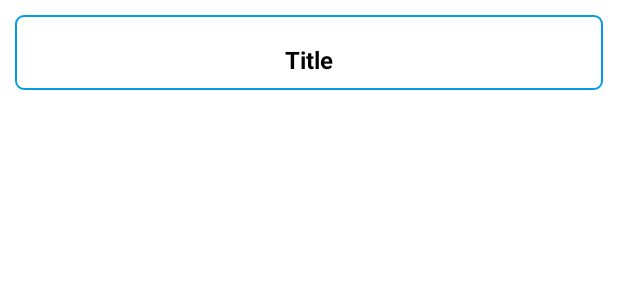
After one commit to annaty/kotlin-project, an Android app: the layout layout_category_cell.xml on its own in the app's theme, with its tools: preview values and no code run, on a phone screen of 412 x 824 dp. The commit adds this screen. Shown: the top 300 px of the screen. Run offline under Robolectric (Android 15) with nearby library versions, the light colour scheme and no system bars.

Commit message:
added category list + ws call

```diff
--- a/app/build.gradle
+++ b/app/build.gradle
@@ -41,4 +41,5 @@ dependencies {
     testImplementation 'junit:junit:4.13.2'
     androidTestImplementation 'androidx.test.ext:junit:1.1.5'
     androidTestImplementation 'androidx.test.espresso:espresso-core:3.5.1'
+    implementation "com.squareup.okhttp3:okhttp:4.9.0"
 }
--- a/app/src/main/java/com/example/annakotlin/MainActivity.kt
+++ b/app/src/main/java/com/example/annakotlin/MainActivity.kt
@@ -19,7 +19,13 @@ class MainActivity : BaseActivity() {
         buttonInfo.setOnClickListener(View.OnClickListener {
             val newIntent = Intent(application, InfoActivity::class.java)
             newIntent.putExtra("title", getString(R.string.info))
+            startActivity(newIntent)
+        })
 
+        val buttonProducts = findViewById<Button>(R.id.buttonProducts)
+        buttonProducts.setOnClickListener(View.OnClickListener {
+            val newIntent = Intent(application, ProductsActivity::class.java)
+            newIntent.putExtra("title", getString(R.string.categories))
             startActivity(newIntent)
         })
     }
--- /dev/null
+++ b/app/src/main/res/drawable/border.xml
@@ -0,0 +1,6 @@
+<?xml version="1.0" encoding="utf-8"?>
+<shape xmlns:android="http://schemas.android.com/apk/res/android"
+android:shape="rectangle">
+<stroke android:color="@color/light_blue_600" android:width="1dp"/>
+<corners android:radius="5dp" />
+</shape>
--- /dev/null
+++ b/app/src/main/res/layout/layout_category_cell.xml
@@ -0,0 +1,14 @@
+<?xml version="1.0" encoding="utf-8"?>
+<LinearLayout xmlns:android="http://schemas.android.com/apk/res/android"
+    android:layout_width="match_parent"
+    android:layout_height="50dp"
+    android:background="@drawable/border"
+    android:layout_margin="10dp">
+
+    <TextView
+        android:id="@+id/textViewTitle"
+        style="@style/CategoryCellText"
+        android:layout_width="match_parent"
+        android:text="Title" />
+
+</LinearLayout>
--- a/app/src/main/res/values/strings.xml
+++ b/app/src/main/res/values/strings.xml
@@ -1,5 +1,6 @@
 <resources>
-    <string name="app_name">Epsi</string>
+    <string name="app_name">Anna Epsi</string>
     <string name="info">Info</string>
     <string name="products">Produits</string>
+    <string name="categories">Rayons</string>
 </resources>
--- a/app/src/main/res/values/themes.xml
+++ b/app/src/main/res/values/themes.xml
@@ -44,4 +44,12 @@
         <item name="android:textStyle">bold</item>
         <item name="android:textColor">@color/light_blue_600</item>
     </style>
+
+    <style name="CategoryCellText" parent="Widget.AppCompat.TextView">
+        <item name="android:textColor">@color/black</item>
+        <item name="android:gravity">center</item>
+        <item name="android:layout_height">60dp</item>
+        <item name="android:textSize">16sp</item>
+        <item name="android:textStyle">bold</item>
+    </style>
 </resources>
```
Also changed, not shown: app/src/main/AndroidManifest.xml (+5 -2 lines), app/src/main/java/com/example/annakotlin/CategoryActivity.kt (added, +70 -0 lines), app/src/main/java/com/example/annakotlin/CategoryAdapter.kt (added, +31 -0 lines), app/src/main/res/layout/activity_categories.xml (added, +19 -0 lines).
